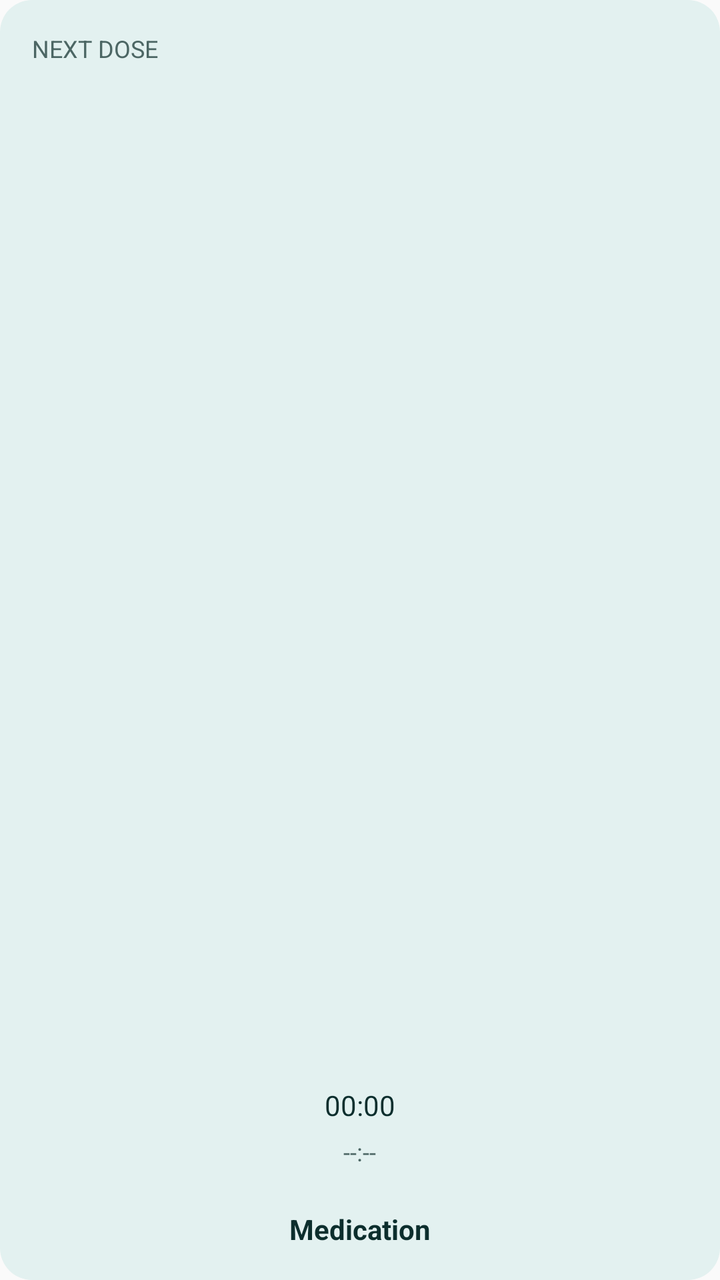
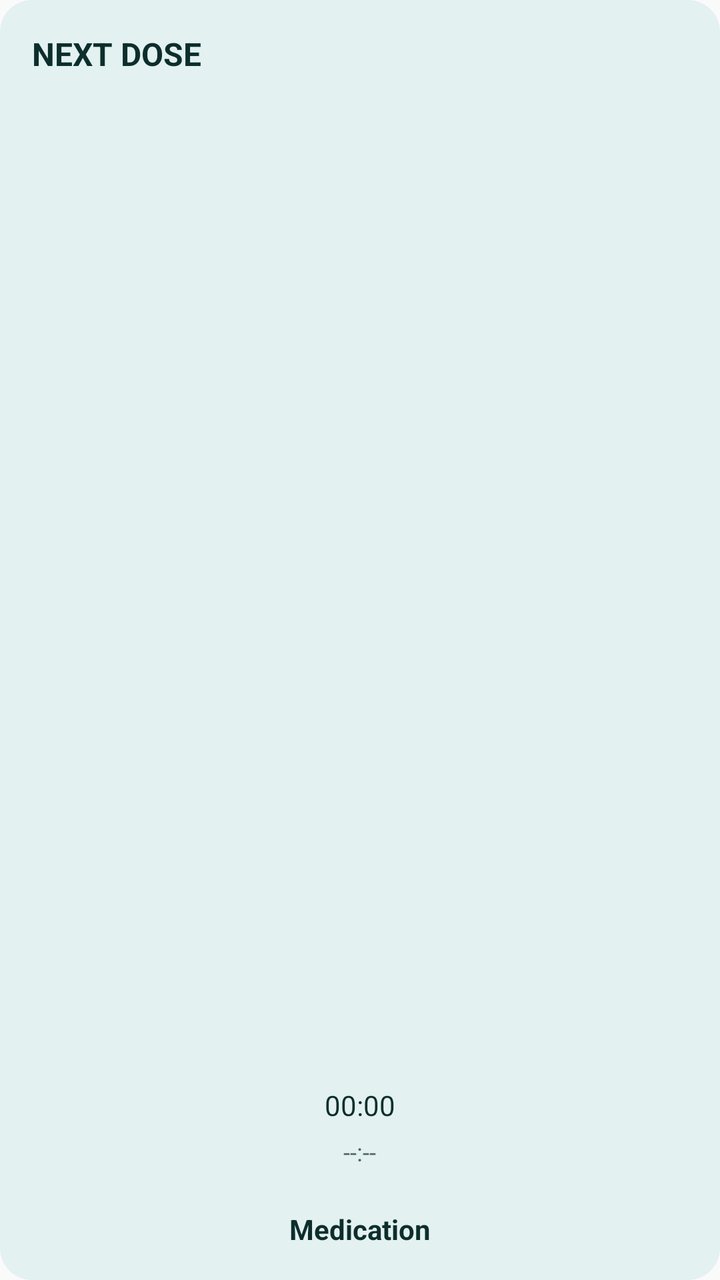

The first picture is an Android layout as it rendered before a commit; the second is the same layout after the commit. The layout source and the unified diff follow.
<!-- AndroidManifest.xml: application theme AppTheme -->
<!-- res/layout/next_dose_widget.xml -->
<?xml version="1.0" encoding="utf-8"?>
<FrameLayout xmlns:android="http://schemas.android.com/apk/res/android"
    android:id="@+id/widget_root"
    android:layout_width="match_parent"
    android:layout_height="match_parent"
    android:padding="16dp"
    android:background="@drawable/widget_background">

    <TextView
        android:id="@+id/widget_title"
        android:layout_width="wrap_content"
        android:layout_height="wrap_content"
        android:layout_gravity="top|start"
        android:text="NEXT DOSE"
        android:textSize="12sp"
        android:textColor="@color/widget_text_muted"
        android:maxLines="2"
        android:ellipsize="end"
        android:breakStrategy="simple" />

    <ProgressBar
        android:id="@+id/widget_ring"
        style="@style/ShosWidgetRing"
        android:layout_width="52dp"
        android:layout_height="52dp"
        android:layout_gravity="center"
        android:rotation="-90"
        android:max="100" />

    
    <TextView
        android:id="@+id/widget_ring_label"
        android:layout_width="wrap_content"
        android:layout_height="wrap_content"
        android:layout_gravity="center"
        android:text=""
        android:textSize="11sp"
        android:textStyle="bold"
        android:maxLines="1"
        android:ellipsize="end"
        android:breakStrategy="simple" />

    
    
    <Chronometer
        android:id="@+id/widget_countdown"
        android:layout_width="wrap_content"
        android:layout_height="wrap_content"
        android:layout_gravity="bottom|center_horizontal"
        android:layout_marginBottom="62dp"
        android:textSize="14sp"
        android:textColor="@color/widget_text_primary"
        android:clickable="false"
        android:focusable="false" />

    <TextView
        android:id="@+id/widget_next_dose"
        android:layout_width="wrap_content"
        android:layout_height="wrap_content"
        android:layout_gravity="bottom|center_horizontal"
        android:layout_marginBottom="40dp"
        android:text="--:--"
        android:textSize="12sp"
        android:textColor="@color/widget_text_muted"
        android:maxLines="1"
        android:ellipsize="end"
        android:breakStrategy="simple" />

    
    <TextView
        android:id="@+id/widget_med_name"
        android:layout_width="match_parent"
        android:layout_height="wrap_content"
        android:layout_gravity="bottom|center_horizontal"
        android:gravity="center"
        android:text="Medication"
        android:textSize="14sp"
        android:textStyle="bold"
        android:textColor="@color/widget_text_primary"
        android:maxLines="1"
        android:ellipsize="end"
        android:breakStrategy="simple"
        android:autoSizeTextType="uniform"
        android:autoSizeMaxTextSize="14sp"
        android:autoSizeMinTextSize="12sp"
        android:autoSizeStepGranularity="1sp" />
</FrameLayout>
<!-- resources referenced by this layout -->
<resources>
  <color name="widget_text_muted">#4C6664</color>
  <color name="widget_text_primary">#0C2E2D</color>
  <!-- drawable widget_background (drawable) -->
  <?xml version="1.0" encoding="utf-8"?>
  <shape xmlns:android="http://schemas.android.com/apk/res/android"
      android:shape="rectangle">
      <solid android:color="@color/widget_bg" />
      <corners android:radius="16dp" />
  </shape>
  <style name="ShosWidgetRing" parent="@android:style/Widget.ProgressBar.Horizontal">
          <item name="android:progressDrawable">@drawable/widget_ring</item>
          <item name="android:maxHeight">0dp</item>
          <item name="android:minHeight">0dp</item>
          <item name="android:indeterminateOnly">false</item>
      </style>
  <style name="AppTheme" parent="Theme.AppCompat.Light.DarkActionBar">
          
          <item name="colorPrimary">@color/colorPrimary</item>
          <item name="colorPrimaryDark">@color/colorPrimaryDark</item>
          <item name="colorAccent">@color/colorAccent</item>
          <item name="android:statusBarColor">@android:color/transparent</item>
          <item name="android:navigationBarColor">@android:color/transparent</item>
      </style>
  <color name="widget_bg">#E3F1F0</color>
  <!-- drawable widget_ring (drawable) -->
  <?xml version="1.0" encoding="utf-8"?>
  <layer-list xmlns:android="http://schemas.android.com/apk/res/android">
      <item
          android:id="@android:id/background"
          android:drawable="@drawable/widget_ring_track" />
      <item
          android:id="@android:id/progress"
          android:drawable="@drawable/widget_ring_arc" />
  </layer-list>
  <!-- drawable widget_ring_track (drawable) -->
  <?xml version="1.0" encoding="utf-8"?>
  <shape xmlns:android="http://schemas.android.com/apk/res/android"
      android:shape="ring"
      android:innerRadius="18dp"
      android:thickness="8dp"
      android:useLevel="true">
      <solid android:color="@color/widget_ring_track" />
  </shape>
  <!-- drawable widget_ring_arc (drawable) -->
  <?xml version="1.0" encoding="utf-8"?>
  <shape xmlns:android="http://schemas.android.com/apk/res/android"
      android:shape="ring"
      android:innerRadius="18dp"
      android:thickness="8dp"
      android:useLevel="true">
      <solid android:color="@color/widget_good" />
  </shape>
  <color name="widget_ring_track">#A0D0C8</color>
  <color name="widget_good">#0B6B33</color>
</resources>

<!-- the commit's change to res/layout/next_dose_widget.xml (unified diff, before → after) -->
@@ -12,8 +12,9 @@
         android:layout_height="wrap_content"
         android:layout_gravity="top|start"
         android:text="NEXT DOSE"
-        android:textSize="12sp"
-        android:textColor="@color/widget_text_muted"
+         android:textSize="16sp"
+         android:textColor="@color/widget_text_primary"
+         android:textStyle="bold"
         android:maxLines="2"
         android:ellipsize="end"
         android:breakStrategy="simple" />
